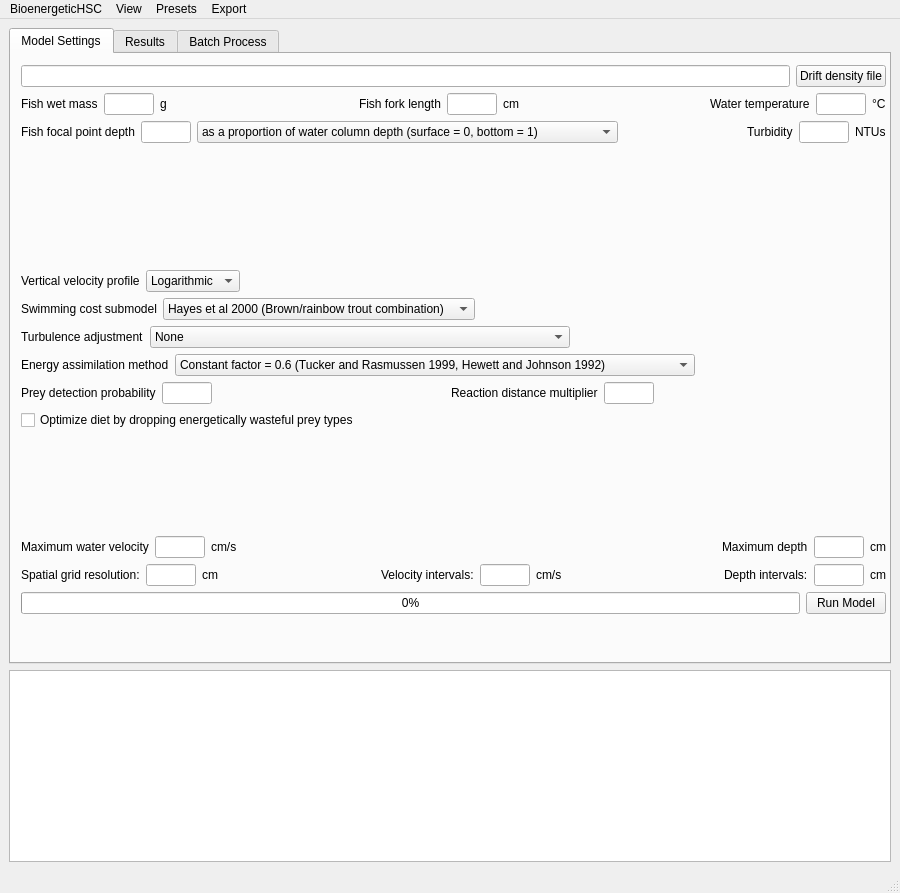
The window that MainUI.ui (JasonNeuswanger/BioenergeticHSC) describes before a commit, drawn with Qt 5.
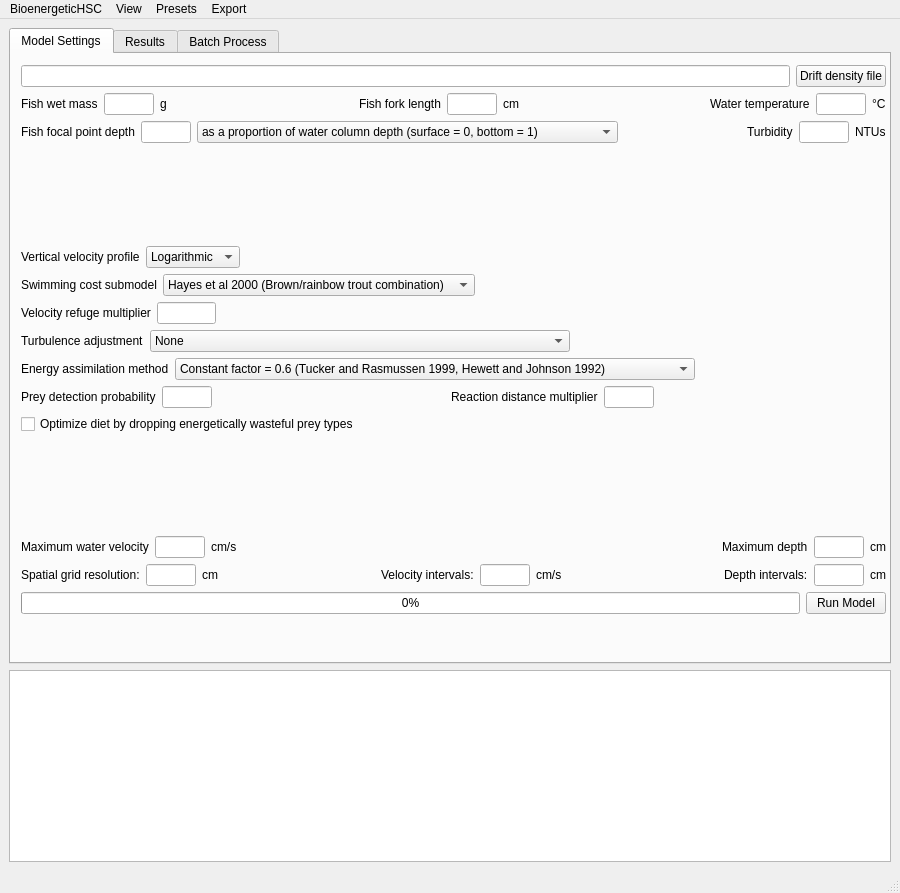
The same window after the commit.

Commit message: Added an option to reduce focal velocity and focal swimming costs to account for fish exploiting velocity gradients around flow obstructions. NEEDS FURTHER TESTING

What changed in the file:
```diff
--- a/MainUI.ui
+++ b/MainUI.ui
@@ -292,23 +292,6 @@
            <item>
             <layout class="QHBoxLayout" name="horizontalLayout_3">
              <item>
-              <spacer name="horizontalSpacer_16">
-               <property name="orientation">
-                <enum>Qt::Horizontal</enum>
-               </property>
-               <property name="sizeHint" stdset="0">
-                <size>
-                 <width>40</width>
-                 <height>20</height>
-                </size>
-               </property>
-              </spacer>
-             </item>
-            </layout>
-           </item>
-           <item>
-            <layout class="QHBoxLayout" name="horizontalLayout_4">
-             <item>
               <widget class="QLabel" name="label_12">
                <property name="text">
                 <string>Vertical velocity profile</string>
@@ -336,7 +319,7 @@
               </widget>
              </item>
              <item>
-              <spacer name="horizontalSpacer_15">
+              <spacer name="horizontalSpacer_16">
                <property name="orientation">
                 <enum>Qt::Horizontal</enum>
                </property>
@@ -351,7 +334,7 @@
             </layout>
            </item>
            <item>
-            <layout class="QHBoxLayout" name="horizontalLayout_10">
+            <layout class="QHBoxLayout" name="horizontalLayout_4">
              <item>
               <widget class="QLabel" name="label_11">
                <property name="text">
@@ -392,6 +375,40 @@
               </widget>
              </item>
              <item>
+              <spacer name="horizontalSpacer_15">
+               <property name="orientation">
+                <enum>Qt::Horizontal</enum>
+               </property>
+               <property name="sizeHint" stdset="0">
+                <size>
+                 <width>40</width>
+                 <height>20</height>
+                </size>
+               </property>
+              </spacer>
+             </item>
+            </layout>
+           </item>
+           <item>
+            <layout class="QHBoxLayout" name="horizontalLayout_10">
+             <item>
+              <widget class="QLabel" name="label_8">
+               <property name="text">
+                <string>Velocity refuge multiplier</string>
+               </property>
+              </widget>
+             </item>
+             <item>
+              <widget class="QLineEdit" name="leVelocityRefugeMultiplier">
+               <property name="maximumSize">
+                <size>
+                 <width>59</width>
+                 <height>16777215</height>
+                </size>
+               </property>
+              </widget>
+             </item>
+             <item>
               <spacer name="horizontalSpacer_14">
                <property name="orientation">
                 <enum>Qt::Horizontal</enum>
```
Left out of the diff: 2 changed lines with no effect on the pictures. The commit also changes 2 other files.
